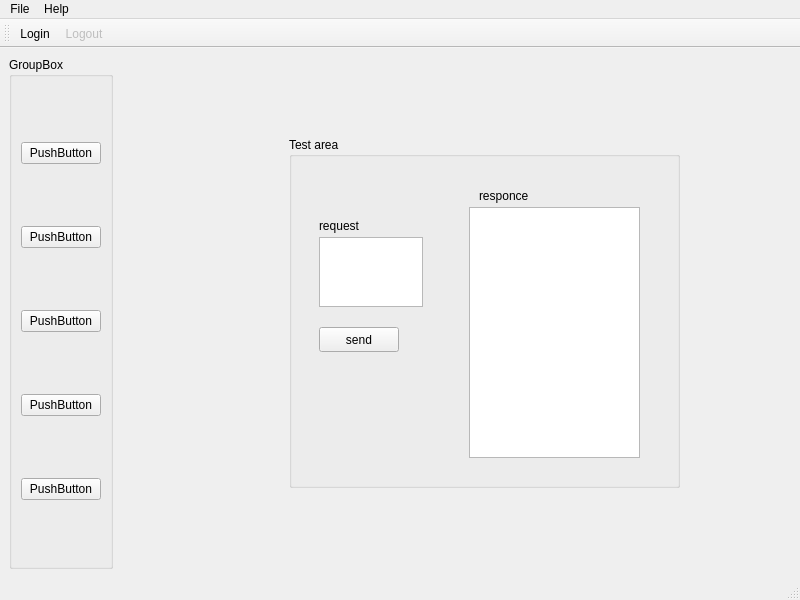
Before: the Qt Designer form Client/src/Ui/Controller.ui in siisgoo/siisty, drawn with Qt 5.
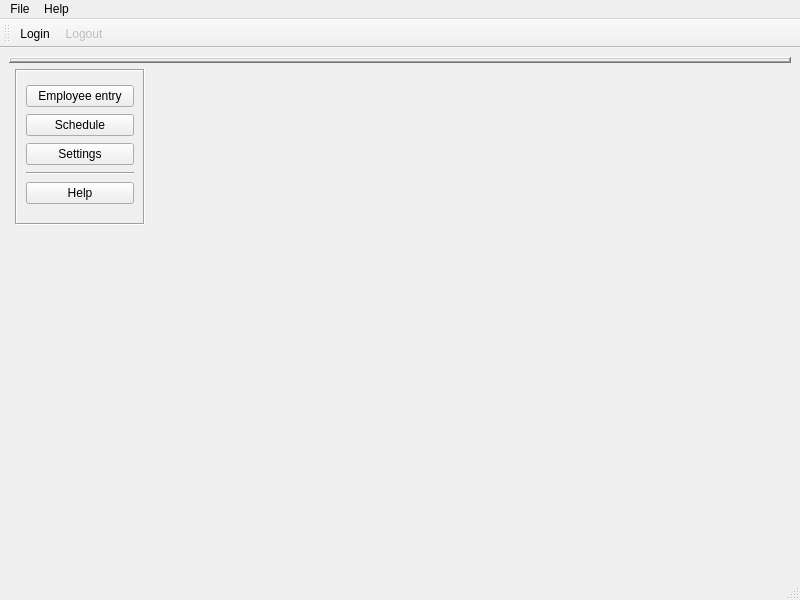
After: the same form once the commit is applied.

```diff
--- a/Client/src/Ui/Controller.ui
+++ b/Client/src/Ui/Controller.ui
@@ -14,126 +14,200 @@
    <string>MainWindow</string>
   </property>
   <widget class="QWidget" name="centralwidget">
-   <layout class="QHBoxLayout" name="horizontalLayout">
-    <item>
-     <widget class="QGroupBox" name="groupBox">
-      <property name="title">
-       <string>GroupBox</string>
+   <layout class="QGridLayout" name="gridLayout">
+    <item row="0" column="0" colspan="3">
+     <widget class="QFrame" name="page_path_frame">
+      <property name="sizePolicy">
+       <sizepolicy hsizetype="Preferred" vsizetype="Maximum">
+        <horstretch>0</horstretch>
+        <verstretch>0</verstretch>
+       </sizepolicy>
       </property>
-      <layout class="QVBoxLayout" name="verticalLayout">
+      <property name="font">
+       <font>
+        <family>Iosevka</family>
+       </font>
+      </property>
+      <property name="contextMenuPolicy">
+       <enum>Qt::NoContextMenu</enum>
+      </property>
+      <property name="layoutDirection">
+       <enum>Qt::LeftToRight</enum>
+      </property>
+      <property name="frameShape">
+       <enum>QFrame::WinPanel</enum>
+      </property>
+      <property name="frameShadow">
+       <enum>QFrame::Raised</enum>
+      </property>
+      <property name="midLineWidth">
+       <number>0</number>
+      </property>
+      <layout class="QHBoxLayout" name="horizontalLayout_2">
+       <property name="spacing">
+        <number>0</number>
+       </property>
+       <property name="sizeConstraint">
+        <enum>QLayout::SetDefaultConstraint</enum>
+       </property>
+       <property name="leftMargin">
+        <number>0</number>
+       </property>
+       <property name="topMargin">
+        <number>0</number>
+       </property>
+       <property name="rightMargin">
+        <number>0</number>
+       </property>
+       <property name="bottomMargin">
+        <number>0</number>
+       </property>
        <item>
-        <widget class="QPushButton" name="pushButton_2">
-         <property name="text">
-          <string>PushButton</string>
+        <layout class="QHBoxLayout" name="page_path_layout">
+         <property name="spacing">
+          <number>4</number>
          </property>
-        </widget>
-       </item>
-       <item>
-        <widget class="QPushButton" name="pushButton_5">
-         <property name="text">
-          <string>PushButton</string>
+         <property name="sizeConstraint">
+          <enum>QLayout::SetDefaultConstraint</enum>
          </property>
-        </widget>
-       </item>
-       <item>
-        <widget class="QPushButton" name="pushButton_4">
-         <property name="text">
-          <string>PushButton</string>
+         <property name="leftMargin">
+          <number>2</number>
          </property>
-        </widget>
-       </item>
-       <item>
-        <widget class="QPushButton" name="pushButton_3">
-         <property name="text">
-          <string>PushButton</string>
+         <property name="topMargin">
+          <number>1</number>
          </property>
-        </widget>
-       </item>
-       <item>
-        <widget class="QPushButton" name="pushButton">
-         <property name="text">
-          <string>PushButton</string>
+         <property name="rightMargin">
+          <number>2</number>
          </property>
-        </widget>
+         <property name="bottomMargin">
+          <number>1</number>
+         </property>
+        </layout>
        </item>
       </layout>
      </widget>
     </item>
-    <item>
-     <widget class="QStackedWidget" name="page_view">
-      <widget class="QWidget" name="page">
-       <widget class="QGroupBox" name="groupBox_2">
-        <property name="geometry">
-         <rect>
-          <x>170</x>
-          <y>80</y>
-          <width>391</width>
-          <height>351</height>
-         </rect>
+    <item row="1" column="2" rowspan="4">
+     <widget class="QStackedWidget" name="page_view"/>
+    </item>
+    <item row="1" column="1">
+     <widget class="QStackedWidget" name="NavPages">
+      <property name="sizePolicy">
+       <sizepolicy hsizetype="Maximum" vsizetype="Maximum">
+        <horstretch>0</horstretch>
+        <verstretch>0</verstretch>
+       </sizepolicy>
+      </property>
+      <property name="minimumSize">
+       <size>
+        <width>130</width>
+        <height>156</height>
+       </size>
+      </property>
+      <property name="currentIndex">
+       <number>0</number>
+      </property>
+      <widget class="QWidget" name="NavPage_1">
+       <property name="sizePolicy">
+        <sizepolicy hsizetype="Minimum" vsizetype="Minimum">
+         <horstretch>0</horstretch>
+         <verstretch>0</verstretch>
+        </sizepolicy>
+       </property>
+       <layout class="QGridLayout" name="gridLayout_4">
+        <property name="leftMargin">
+         <number>0</number>
         </property>
-        <property name="title">
-         <string>Test area</string>
+        <property name="topMargin">
+         <number>0</number>
         </property>
-        <widget class="QPushButton" name="sendBtn">
-         <property name="geometry">
-          <rect>
-           <x>30</x>
-           <y>190</y>
-           <width>80</width>
-           <height>25</height>
-          </rect>
-         </property>
-         <property name="text">
-          <string>send</string>
-         </property>
-        </widget>
-        <widget class="QTextEdit" name="sending_message">
-         <property name="geometry">
-          <rect>
-           <x>30</x>
-           <y>100</y>
-           <width>104</width>
-           <height>70</height>
-          </rect>
-         </property>
-        </widget>
-        <widget class="QLabel" name="label">
-         <property name="geometry">
-          <rect>
-           <x>30</x>
-           <y>80</y>
-           <width>54</width>
-           <height>17</height>
-          </rect>
-         </property>
-         <property name="text">
-          <string>request</string>
-         </property>
-        </widget>
-        <widget class="QTextEdit" name="recived_message">
-         <property name="geometry">
-          <rect>
-           <x>180</x>
-           <y>70</y>
-           <width>171</width>
-           <height>251</height>
-          </rect>
-         </property>
-        </widget>
-        <widget class="QLabel" name="label_2">
-         <property name="geometry">
-          <rect>
-           <x>190</x>
-           <y>50</y>
-           <width>54</width>
-           <height>17</height>
-          </rect>
-         </property>
-         <property name="text">
-          <string>responce</string>
-         </property>
-        </widget>
-       </widget>
+        <property name="rightMargin">
+         <number>0</number>
+        </property>
+        <property name="bottomMargin">
+         <number>0</number>
+        </property>
+        <property name="spacing">
+         <number>6</number>
+        </property>
+        <item row="0" column="0" alignment="Qt::AlignTop">
+         <widget class="QFrame" name="NavPagesFrame">
+          <property name="sizePolicy">
+           <sizepolicy hsizetype="Minimum" vsizetype="Preferred">
+            <horstretch>0</horstretch>
+            <verstretch>0</verstretch>
+           </sizepolicy>
+          </property>
+          <property name="minimumSize">
+           <size>
+            <width>118</width>
+            <height>156</height>
+           </size>
+          </property>
+          <property name="maximumSize">
+           <size>
+            <width>16777215</width>
+            <height>16777215</height>
+           </size>
+          </property>
+          <property name="contextMenuPolicy">
+           <enum>Qt::NoContextMenu</enum>
+          </property>
+          <property name="layoutDirection">
+           <enum>Qt::LeftToRight</enum>
+          </property>
+          <property name="frameShape">
+           <enum>QFrame::Box</enum>
+          </property>
+          <property name="frameShadow">
+           <enum>QFrame::Sunken</enum>
+          </property>
+          <layout class="QVBoxLayout" name="verticalLayout_2" stretch="0,0,0,0,0">
+           <property name="spacing">
+            <number>2</number>
+           </property>
+           <property name="sizeConstraint">
+            <enum>QLayout::SetDefaultConstraint</enum>
+           </property>
+           <item>
+            <widget class="QPushButton" name="open_ControlPannelBtn">
+             <property name="text">
+              <string>Employee entry</string>
+             </property>
+            </widget>
+           </item>
+           <item>
+            <widget class="QPushButton" name="open_LoadBtn">
+             <property name="text">
+              <string>Schedule</string>
+             </property>
+            </widget>
+           </item>
+           <item>
+            <widget class="QPushButton" name="open_SettingsBtn">
+             <property name="text">
+              <string>Settings</string>
+             </property>
+            </widget>
+           </item>
+           <item>
+            <widget class="Line" name="line_2">
+             <property name="orientation">
+              <enum>Qt::Horizontal</enum>
+             </property>
+            </widget>
+           </item>
+           <item>
+            <widget class="QPushButton" name="open_HelpBtn">
+             <property name="text">
+              <string>Help</string>
+             </property>
+            </widget>
+           </item>
+          </layout>
+         </widget>
+        </item>
+       </layout>
       </widget>
       <widget class="QWidget" name="page_2"/>
      </widget>
```
Left out of the diff: 1 changed line with no effect on the pictures.
